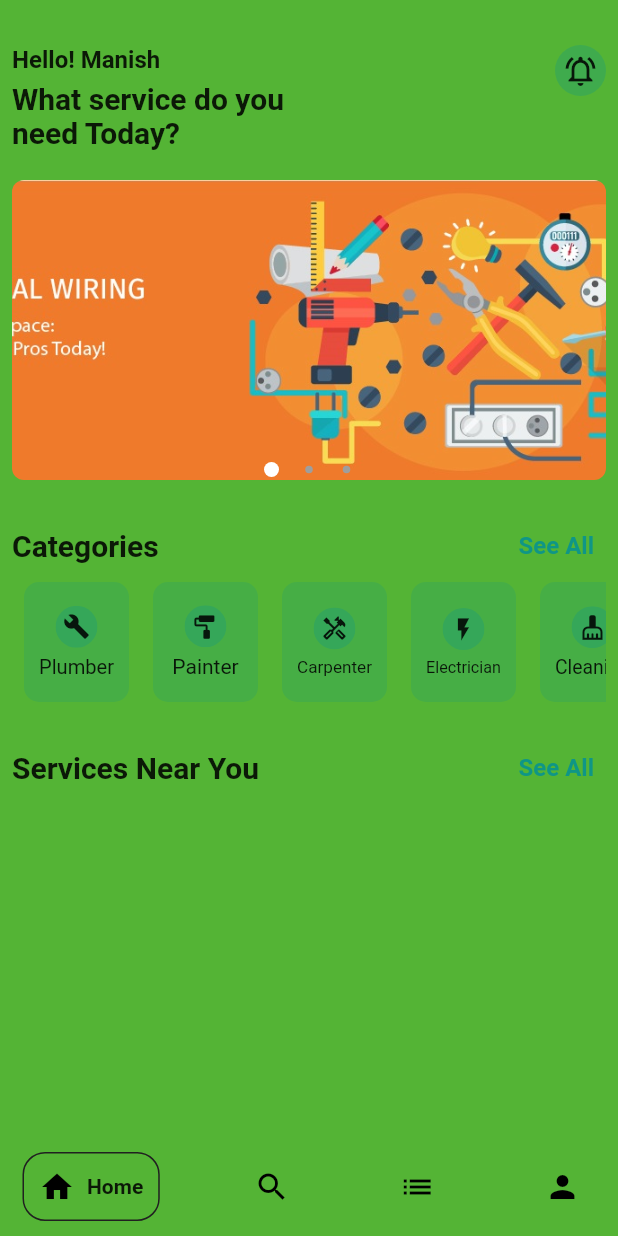
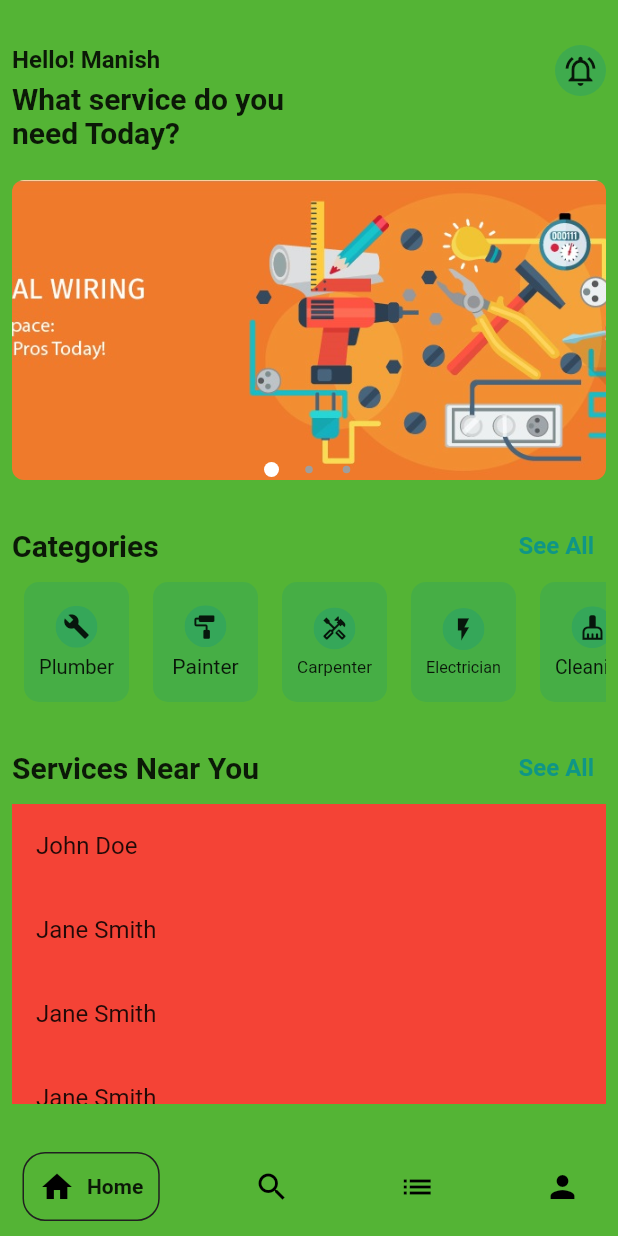
Before and after one commit to Gurung-Manish/HandyMan-Mobile, a Flutter app: the screen it shows after launch, on a phone screen of 412 x 824 dp. Run offline on Flutter 3.47's test engine with Material 2 defaults, Android fonts, the light colour scheme and no system bars; drawn by our look-alikes of google_nav_bar; our stand-ins replace another_carousel_pro, bloc, flutter_bloc, freezed_annotation, go_router.

Commit message:
final list view remaining

```diff
--- a/lib/features/home/presentation/widgets/main_home_screen.dart
+++ b/lib/features/home/presentation/widgets/main_home_screen.dart
@@ -1,8 +1,8 @@
+import 'package:flutter/material.dart';
 import 'package:another_carousel_pro/another_carousel_pro.dart';
-import 'package:flutter/material.dart';
 
 class HomeScreen extends StatelessWidget {
-  const HomeScreen({super.key});
+  const HomeScreen({Key? key}) : super(key: key);
 
   @override
   Widget build(BuildContext context) {
@@ -31,11 +31,30 @@ class HomeScreen extends StatelessWidget {
         'distance': '2.0 km away',
         'rating': 4.9,
       },
+      {
+        'name': 'Jane Smith',
+        'profession': 'Painter',
+        'distance': '2.0 km away',
+        'rating': 4.9,
+      },
+      {
+        'name': 'Jane Smith',
+        'profession': 'Painter',
+        'distance': '2.0 km away',
+        'rating': 4.9,
+      },
+      {
+        'name': 'Jane Smith',
+        'profession': 'Painter',
+        'distance': '2.0 km away',
+        'rating': 4.9,
+      },
       // Add more service providers as needed
     ];
 
-    return SingleChildScrollView(
-      child: Padding(
+    return ListView(
+      children: [
+        Padding(
           padding: const EdgeInsets.only(top: 30, left: 8, right: 8),
           child: Column(
             children: [
@@ -48,8 +67,8 @@ class HomeScreen extends StatelessWidget {
                     children: [
                       Text(
                         "Hello! Manish",
-                      style:
-                          TextStyle(fontSize: 16, fontWeight: FontWeight.bold),
+                        style: TextStyle(
+                            fontSize: 16, fontWeight: FontWeight.bold),
                       ),
                       SizedBox(
                         height: 5,
@@ -57,8 +76,8 @@ class HomeScreen extends StatelessWidget {
                       Text(
                         "What service do you\nneed Today?",
                         maxLines: 2,
-                      style:
-                          TextStyle(fontSize: 20, fontWeight: FontWeight.bold),
+                        style: TextStyle(
+                            fontSize: 20, fontWeight: FontWeight.bold),
                       ),
                     ],
                   ),
@@ -113,7 +132,8 @@ class HomeScreen extends StatelessWidget {
                     onPressed: () {},
                     child: const Text(
                       "See All",
-                    style: TextStyle(fontSize: 16, fontWeight: FontWeight.bold),
+                      style:
+                          TextStyle(fontSize: 16, fontWeight: FontWeight.bold),
                     ),
                   )
                 ],
@@ -182,14 +202,29 @@ class HomeScreen extends StatelessWidget {
                     onPressed: () {},
                     child: const Text(
                       "See All",
-                    style: TextStyle(fontSize: 16, fontWeight: FontWeight.bold),
+                      style:
+                          TextStyle(fontSize: 16, fontWeight: FontWeight.bold),
                     ),
                   )
                 ],
               ),
+              Container(
+                height: 200,
+                width: double.infinity,
+                color: Colors.red,
+                child: ListView.builder(
+                    itemCount: serviceProviders.length,
+                    itemBuilder: (context, index) {
+                      final serviceProvider = serviceProviders[index];
+                      return ListTile(
+                        title: Text(serviceProvider['name']),
+                      );
+                    }),
+              )
             ],
           ),
         ),
+      ],
     );
   }
 }
```
Lines whose indentation alone changed are shown as unchanged.
